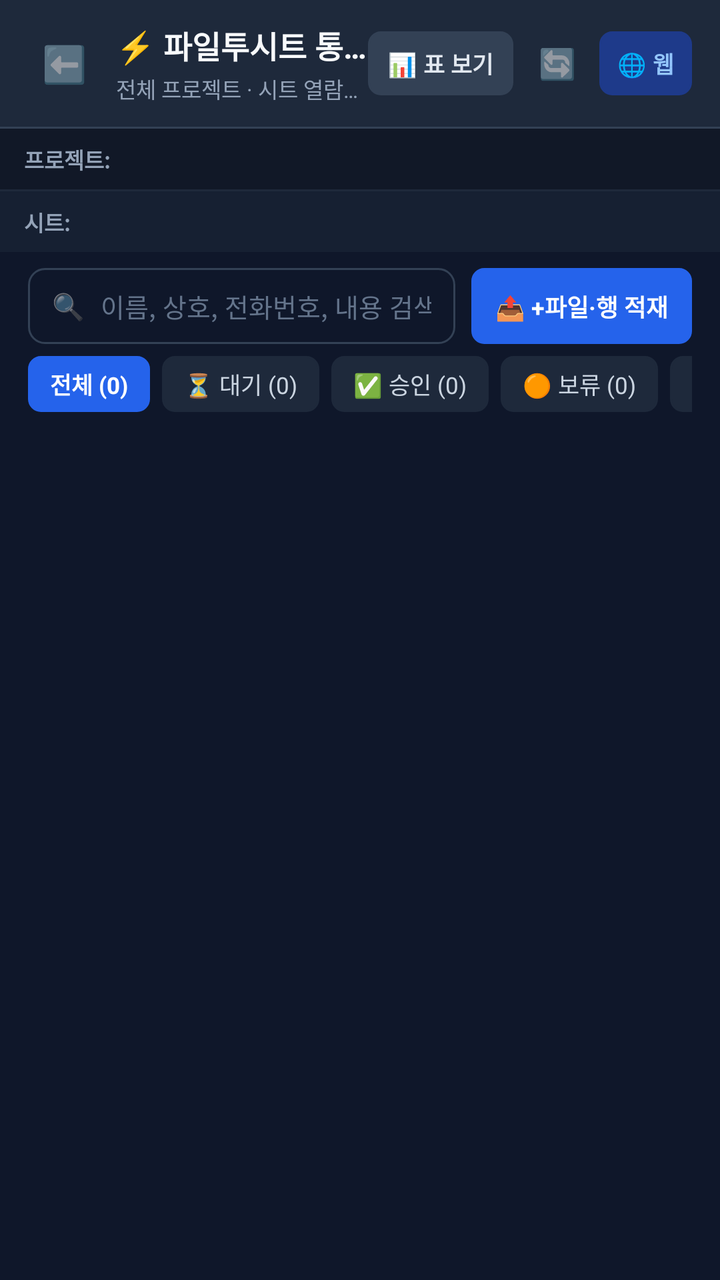
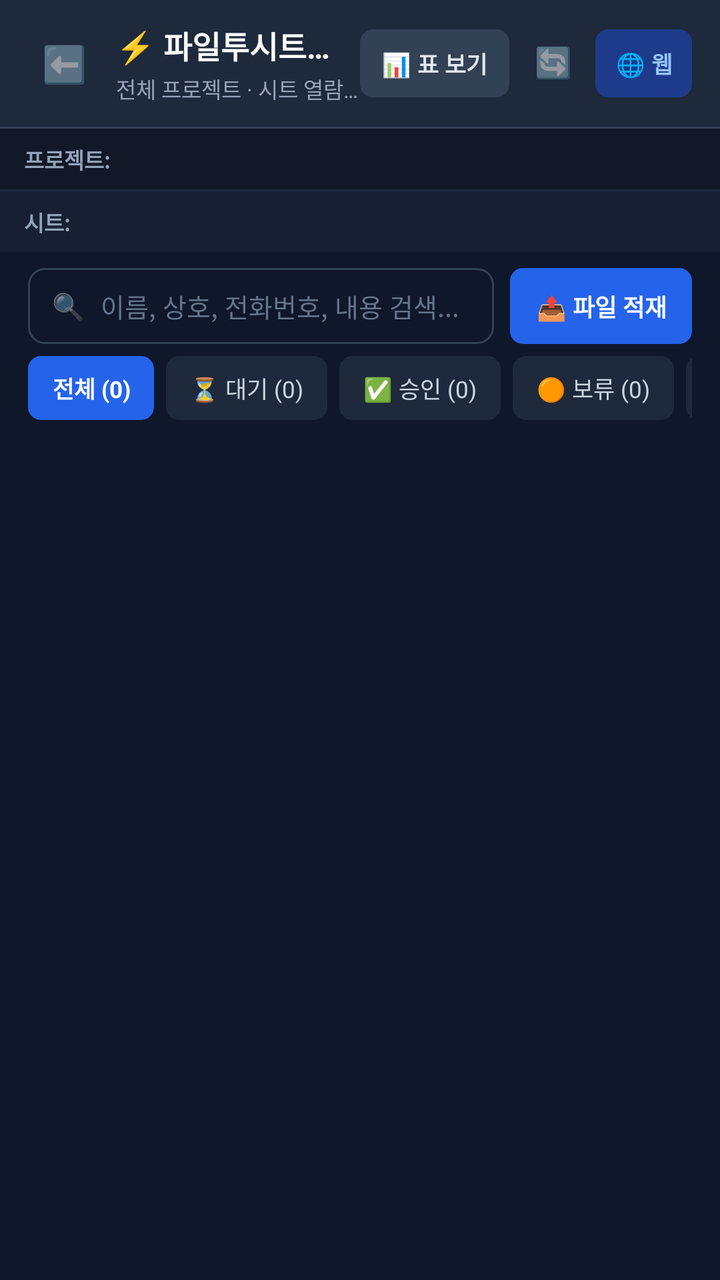

Screens rendered from an Android XML layout before and after an edit, with the pre-edit source and the edit as a unified diff.
<!-- AndroidManifest.xml: activity theme Theme.SheetBotDepositAgent -->
<!-- res/layout/activity_fts_sheet_viewer.xml -->
<?xml version="1.0" encoding="utf-8"?>
<LinearLayout xmlns:android="http://schemas.android.com/apk/res/android"
    android:layout_width="match_parent"
    android:layout_height="match_parent"
    android:orientation="vertical"
    android:background="#0F172A">

    
    <LinearLayout
        android:layout_width="match_parent"
        android:layout_height="wrap_content"
        android:orientation="horizontal"
        android:gravity="center_vertical"
        android:paddingHorizontal="14dp"
        android:paddingVertical="11dp"
        android:background="#1E293B">

        <TextView
            android:id="@+id/btnBack"
            android:layout_width="36dp"
            android:layout_height="36dp"
            android:gravity="center"
            android:text="⬅️"
            android:textSize="18sp"
            android:background="?attr/selectableItemBackgroundBorderless"
            android:clickable="true"
            android:focusable="true" />

        <LinearLayout
            android:layout_width="0dp"
            android:layout_height="wrap_content"
            android:layout_weight="1"
            android:layout_marginStart="8dp"
            android:orientation="vertical">

            <TextView
                android:id="@+id/tvViewerTitle"
                android:layout_width="wrap_content"
                android:layout_height="wrap_content"
                android:text="⚡ 파일투시트 통합 워크스페이스"
                android:textColor="#F8FAFC"
                android:textSize="15.5sp"
                android:textStyle="bold"
                android:singleLine="true"
                android:ellipsize="end" />

            <TextView
                android:id="@+id/tvViewerSubtitle"
                android:layout_width="wrap_content"
                android:layout_height="wrap_content"
                android:layout_marginTop="2dp"
                android:text="전체 프로젝트 · 시트 열람 · 결재 · 파일 AI 적재"
                android:textColor="#94A3B8"
                android:textSize="11sp"
                android:singleLine="true"
                android:ellipsize="end" />
        </LinearLayout>

        
        <TextView
            android:id="@+id/btnToggleViewMode"
            android:layout_width="wrap_content"
            android:layout_height="32dp"
            android:gravity="center"
            android:paddingHorizontal="10dp"
            android:text="📊 표 보기"
            android:textColor="#E2E8F0"
            android:textSize="11.5sp"
            android:textStyle="bold"
            android:background="@drawable/bg_badge_version"
            android:backgroundTint="#334155"
            android:clickable="true"
            android:focusable="true" />

        
        <TextView
            android:id="@+id/btnRefreshSheet"
            android:layout_width="34dp"
            android:layout_height="34dp"
            android:layout_marginStart="5dp"
            android:gravity="center"
            android:text="🔄"
            android:textSize="15sp"
            android:background="?attr/selectableItemBackgroundBorderless"
            android:clickable="true"
            android:focusable="true" />

        
        <TextView
            android:id="@+id/btnOpenFtsWeb"
            android:layout_width="wrap_content"
            android:layout_height="32dp"
            android:layout_marginStart="4dp"
            android:gravity="center"
            android:paddingHorizontal="9dp"
            android:text="🌐 웹"
            android:textColor="#93C5FD"
            android:textSize="11.5sp"
            android:textStyle="bold"
            android:background="@drawable/bg_badge_version"
            android:backgroundTint="#1E3A8A"
            android:clickable="true"
            android:focusable="true" />
    </LinearLayout>

    <View
        android:layout_width="match_parent"
        android:layout_height="1dp"
        android:background="#334155" />

    
    <LinearLayout
        android:layout_width="match_parent"
        android:layout_height="wrap_content"
        android:orientation="horizontal"
        android:gravity="center_vertical"
        android:background="#111827"
        android:paddingStart="12dp"
        android:paddingEnd="8dp"
        android:paddingVertical="7dp">

        <TextView
            android:layout_width="wrap_content"
            android:layout_height="wrap_content"
            android:text="프로젝트:"
            android:textColor="#94A3B8"
            android:textSize="11sp"
            android:textStyle="bold"
            android:layout_marginEnd="8dp" />

        <HorizontalScrollView
            android:id="@+id/scrollProjectTabs"
            android:layout_width="0dp"
            android:layout_height="wrap_content"
            android:layout_weight="1"
            android:scrollbars="none">

            <LinearLayout
                android:id="@+id/layoutProjectTabs"
                android:layout_width="wrap_content"
                android:layout_height="wrap_content"
                android:orientation="horizontal"
                android:gravity="center_vertical" />
        </HorizontalScrollView>
    </LinearLayout>

    <View
        android:layout_width="match_parent"
        android:layout_height="1dp"
        android:background="#1E293B" />

    
    <LinearLayout
        android:layout_width="match_parent"
        android:layout_height="wrap_content"
        android:orientation="horizontal"
        android:gravity="center_vertical"
        android:background="#162032"
        android:paddingStart="12dp"
        android:paddingEnd="8dp"
        android:paddingVertical="7dp">

        <TextView
            android:layout_width="wrap_content"
            android:layout_height="wrap_content"
            android:text="시트:"
            android:textColor="#94A3B8"
            android:textSize="11sp"
            android:textStyle="bold"
            android:layout_marginEnd="8dp" />

        <HorizontalScrollView
            android:id="@+id/scrollSheetTabs"
            android:layout_width="0dp"
            android:layout_height="wrap_content"
            android:layout_weight="1"
            android:scrollbars="none">

            <LinearLayout
                android:id="@+id/layoutSheetTabs"
                android:layout_width="wrap_content"
                android:layout_height="wrap_content"
                android:orientation="horizontal"
                android:gravity="center_vertical" />
        </HorizontalScrollView>
    </LinearLayout>

    
    <LinearLayout
        android:layout_width="match_parent"
        android:layout_height="wrap_content"
        android:orientation="horizontal"
        android:gravity="center_vertical"
        android:paddingHorizontal="14dp"
        android:paddingTop="8dp"
        android:paddingBottom="6dp"
        android:background="#0F172A">

        <LinearLayout
            android:layout_width="0dp"
            android:layout_height="38dp"
            android:layout_weight="1"
            android:orientation="horizontal"
            android:gravity="center_vertical"
            android:paddingHorizontal="12dp"
            android:background="@drawable/bg_input_field">

            <TextView
                android:layout_width="wrap_content"
                android:layout_height="wrap_content"
                android:text="🔍"
                android:textSize="13sp"
                android:layout_marginEnd="8dp" />

            <EditText
                android:id="@+id/etSearchRows"
                android:layout_width="0dp"
                android:layout_height="match_parent"
                android:layout_weight="1"
                android:background="@null"
                android:hint="이름, 상호, 전화번호, 내용 검색..."
                android:textColor="#F8FAFC"
                android:textColorHint="#64748B"
                android:textSize="13sp"
                android:singleLine="true"
                android:imeOptions="actionSearch" />

            <TextView
                android:id="@+id/btnClearSearch"
                android:layout_width="26dp"
                android:layout_height="26dp"
                android:gravity="center"
                android:text="✕"
                android:textColor="#94A3B8"
                android:textSize="13sp"
                android:visibility="gone" />
        </LinearLayout>

        
        <TextView
            android:id="@+id/btnUploadToCurrentSheet"
            android:layout_width="wrap_content"
            android:layout_height="38dp"
            android:layout_marginStart="8dp"
            android:gravity="center"
            android:paddingHorizontal="12dp"
            android:text="📤 +파일·행 적재"
            android:textColor="#FFFFFF"
            android:textSize="12sp"
            android:textStyle="bold"
            android:background="@drawable/bg_badge_version"
            android:backgroundTint="#2563EB"
            android:clickable="true"
            android:focusable="true" />
    </LinearLayout>

    
    <HorizontalScrollView
        android:layout_width="match_parent"
        android:layout_height="wrap_content"
        android:paddingHorizontal="14dp"
        android:paddingBottom="8dp"
        android:scrollbars="none">

        <LinearLayout
            android:id="@+id/layoutApprovalFilters"
            android:layout_width="wrap_content"
            android:layout_height="wrap_content"
            android:orientation="horizontal"
            android:gravity="center_vertical">

            <TextView
                android:id="@+id/chipFilterAll"
                android:layout_width="wrap_content"
                android:layout_height="28dp"
                android:gravity="center"
                android:paddingHorizontal="11dp"
                android:layout_marginEnd="6dp"
                android:text="전체 (0)"
                android:textColor="#FFFFFF"
                android:textSize="11.5sp"
                android:textStyle="bold"
                android:background="@drawable/bg_badge_version"
                android:backgroundTint="#2563EB" />

            <TextView
                android:id="@+id/chipFilterPending"
                android:layout_width="wrap_content"
                android:layout_height="28dp"
                android:gravity="center"
                android:paddingHorizontal="11dp"
                android:layout_marginEnd="6dp"
                android:text="⏳ 대기 (0)"
                android:textColor="#CBD5E1"
                android:textSize="11.5sp"
                android:background="@drawable/bg_badge_version"
                android:backgroundTint="#1E293B" />

            <TextView
                android:id="@+id/chipFilterApproved"
                android:layout_width="wrap_content"
                android:layout_height="28dp"
                android:gravity="center"
                android:paddingHorizontal="11dp"
                android:layout_marginEnd="6dp"
                android:text="✅ 승인 (0)"
                android:textColor="#CBD5E1"
                android:textSize="11.5sp"
                android:background="@drawable/bg_badge_version"
                android:backgroundTint="#1E293B" />

            <TextView
                android:id="@+id/chipFilterHeld"
                android:layout_width="wrap_content"
                android:layout_height="28dp"
                android:gravity="center"
                android:paddingHorizontal="11dp"
                android:layout_marginEnd="6dp"
                android:text="🟠 보류 (0)"
                android:textColor="#CBD5E1"
                android:textSize="11.5sp"
                android:background="@drawable/bg_badge_version"
                android:backgroundTint="#1E293B" />

            <TextView
                android:id="@+id/chipFilterRejected"
                android:layout_width="wrap_content"
                android:layout_height="28dp"
                android:gravity="center"
                android:paddingHorizontal="11dp"
                android:layout_marginEnd="6dp"
                android:text="🚫 반려 (0)"
                android:textColor="#CBD5E1"
                android:textSize="11.5sp"
                android:background="@drawable/bg_badge_version"
                android:backgroundTint="#1E293B" />

            <TextView
                android:id="@+id/tvRowCountBadge"
                android:layout_width="wrap_content"
                android:layout_height="28dp"
                android:gravity="center"
                android:paddingHorizontal="10dp"
                android:text="0건 표시"
                android:textColor="#38BDF8"
                android:textSize="11sp"
                android:textStyle="bold"
                android:background="@drawable/bg_badge_version"
                android:backgroundTint="#0C4A6E" />
        </LinearLayout>
    </HorizontalScrollView>

    
    <LinearLayout
        android:id="@+id/layoutViewerInlineLoading"
        android:layout_width="match_parent"
        android:layout_height="wrap_content"
        android:orientation="vertical"
        android:paddingHorizontal="14dp"
        android:visibility="gone" />

    
    <FrameLayout
        android:layout_width="match_parent"
        android:layout_height="0dp"
        android:layout_weight="1">

        
        <androidx.recyclerview.widget.RecyclerView
            android:id="@+id/rvSheetCards"
            android:layout_width="match_parent"
            android:layout_height="match_parent"
            android:clipToPadding="false"
            android:paddingHorizontal="14dp"
            android:paddingTop="4dp"
            android:paddingBottom="24dp" />

        
        <ScrollView
            android:id="@+id/scrollTableVertical"
            android:layout_width="match_parent"
            android:layout_height="match_parent"
            android:fillViewport="true"
            android:visibility="gone">

            <HorizontalScrollView
                android:layout_width="match_parent"
                android:layout_height="wrap_content"
                android:fillViewport="true">

                <TableLayout
                    android:id="@+id/tableSheetData"
                    android:layout_width="wrap_content"
                    android:layout_height="wrap_content"
                    android:padding="12dp" />
            </HorizontalScrollView>
        </ScrollView>

        
        <LinearLayout
            android:id="@+id/layoutEmptyState"
            android:layout_width="match_parent"
            android:layout_height="match_parent"
            android:orientation="vertical"
            android:gravity="center"
            android:padding="32dp"
            android:visibility="gone">

            <TextView
                android:layout_width="wrap_content"
                android:layout_height="wrap_content"
                android:text="📭"
                android:textSize="40sp" />

            <TextView
                android:id="@+id/tvEmptyTitle"
                android:layout_width="wrap_content"
                android:layout_height="wrap_content"
                android:layout_marginTop="12dp"
                android:text="적재된 데이터가 없습니다."
                android:textColor="#E2E8F0"
                android:textSize="15sp"
                android:textStyle="bold" />

            <TextView
                android:id="@+id/tvEmptySubtitle"
                android:layout_width="wrap_content"
                android:layout_height="wrap_content"
                android:layout_marginTop="6dp"
                android:gravity="center"
                android:text="우측 상단의 [📤 +파일·행 적재] 버튼을 눌러 사진 촬영이나 문서를 등록하면 AI가 시트 컬럼에 맞춰 자동 적재합니다."
                android:textColor="#94A3B8"
                android:textSize="12.5sp" />
        </LinearLayout>
    </FrameLayout>
</LinearLayout>
<!-- resources referenced by this layout -->
<resources>
  <!-- drawable bg_badge_version (drawable) -->
  <?xml version="1.0" encoding="utf-8"?>
  <shape xmlns:android="http://schemas.android.com/apk/res/android"
      android:shape="rectangle">
      <corners android:radius="6dp" />
      <solid android:color="#064E3B" />
      <stroke android:width="1dp" android:color="#059669" />
  </shape>
  <!-- drawable bg_input_field (drawable) -->
  <?xml version="1.0" encoding="utf-8"?>
  <shape xmlns:android="http://schemas.android.com/apk/res/android"
      android:shape="rectangle">
      <corners android:radius="8dp" />
      <solid android:color="#0F172A" />
      <stroke android:width="1dp" android:color="#334155" />
  </shape>
  <style name="Theme.SheetBotDepositAgent" parent="Theme.MaterialComponents.DayNight.NoActionBar">
          <item name="colorPrimary">@color/purple_500</item>
          <item name="colorPrimaryVariant">@color/purple_700</item>
          <item name="colorOnPrimary">@color/white</item>
          <item name="colorSecondary">@color/teal_200</item>
          <item name="colorSecondaryVariant">@color/teal_700</item>
          <item name="colorOnSecondary">@color/black</item>
          <item name="android:statusBarColor">#0F172A</item>
      </style>
  <color name="purple_500">#4F46E5</color>
  <color name="purple_700">#4338CA</color>
  <color name="white">#FFFFFFFF</color>
  <color name="teal_200">#10B981</color>
  <color name="teal_700">#059669</color>
  <color name="black">#000000</color>
</resources>

<!-- the commit's change to res/layout/activity_fts_sheet_viewer.xml (unified diff, before → after) -->
@@ -60,9 +60,12 @@
         <TextView
             android:id="@+id/btnToggleViewMode"
             android:layout_width="wrap_content"
-            android:layout_height="32dp"
-            android:gravity="center"
-            android:paddingHorizontal="10dp"
+            android:layout_height="34dp"
+            android:gravity="center"
+            android:includeFontPadding="false"
+            android:singleLine="true"
+            android:maxLines="1"
+            android:paddingHorizontal="11dp"
             android:text="📊 표 보기"
             android:textColor="#E2E8F0"
             android:textSize="11.5sp"
@@ -79,6 +82,7 @@
             android:layout_height="34dp"
             android:layout_marginStart="5dp"
             android:gravity="center"
+            android:includeFontPadding="false"
             android:text="🔄"
             android:textSize="15sp"
             android:background="?attr/selectableItemBackgroundBorderless"
@@ -89,10 +93,13 @@
         <TextView
             android:id="@+id/btnOpenFtsWeb"
             android:layout_width="wrap_content"
-            android:layout_height="32dp"
+            android:layout_height="34dp"
             android:layout_marginStart="4dp"
             android:gravity="center"
-            android:paddingHorizontal="9dp"
+            android:includeFontPadding="false"
+            android:singleLine="true"
+            android:maxLines="1"
+            android:paddingHorizontal="10dp"
             android:text="🌐 웹"
             android:textColor="#93C5FD"
             android:textSize="11.5sp"
@@ -243,8 +250,11 @@
             android:layout_height="38dp"
             android:layout_marginStart="8dp"
             android:gravity="center"
-            android:paddingHorizontal="12dp"
-            android:text="📤 +파일·행 적재"
+            android:includeFontPadding="false"
+            android:singleLine="true"
+            android:maxLines="1"
+            android:paddingHorizontal="13dp"
+            android:text="📤 파일 적재"
             android:textColor="#FFFFFF"
             android:textSize="12sp"
             android:textStyle="bold"
@@ -272,9 +282,12 @@
             <TextView
                 android:id="@+id/chipFilterAll"
                 android:layout_width="wrap_content"
-                android:layout_height="28dp"
-                android:gravity="center"
-                android:paddingHorizontal="11dp"
+                android:layout_height="32dp"
+                android:gravity="center"
+                android:includeFontPadding="false"
+                android:singleLine="true"
+                android:maxLines="1"
+                android:paddingHorizontal="12dp"
                 android:layout_marginEnd="6dp"
                 android:text="전체 (0)"
                 android:textColor="#FFFFFF"
@@ -286,9 +299,12 @@
             <TextView
                 android:id="@+id/chipFilterPending"
                 android:layout_width="wrap_content"
-                android:layout_height="28dp"
-                android:gravity="center"
-                android:paddingHorizontal="11dp"
+                android:layout_height="32dp"
+                android:gravity="center"
+                android:includeFontPadding="false"
+                android:singleLine="true"
+                android:maxLines="1"
+                android:paddingHorizontal="12dp"
                 android:layout_marginEnd="6dp"
                 android:text="⏳ 대기 (0)"
                 android:textColor="#CBD5E1"
@@ -299,9 +315,12 @@
             <TextView
                 android:id="@+id/chipFilterApproved"
                 android:layout_width="wrap_content"
-                android:layout_height="28dp"
-                android:gravity="center"
-                android:paddingHorizontal="11dp"
+                android:layout_height="32dp"
+                android:gravity="center"
+                android:includeFontPadding="false"
+                android:singleLine="true"
+                android:maxLines="1"
+                android:paddingHorizontal="12dp"
                 android:layout_marginEnd="6dp"
                 android:text="✅ 승인 (0)"
                 android:textColor="#CBD5E1"
@@ -312,9 +331,12 @@
             <TextView
                 android:id="@+id/chipFilterHeld"
                 android:layout_width="wrap_content"
-                android:layout_height="28dp"
-                android:gravity="center"
-                android:paddingHorizontal="11dp"
+                android:layout_height="32dp"
+                android:gravity="center"
+                android:includeFontPadding="false"
+                android:singleLine="true"
+                android:maxLines="1"
+                android:paddingHorizontal="12dp"
                 android:layout_marginEnd="6dp"
                 android:text="🟠 보류 (0)"
                 android:textColor="#CBD5E1"
@@ -325,9 +347,12 @@
             <TextView
                 android:id="@+id/chipFilterRejected"
                 android:layout_width="wrap_content"
-                android:layout_height="28dp"
-                android:gravity="center"
-                android:paddingHorizontal="11dp"
+                android:layout_height="32dp"
+                android:gravity="center"
+                android:includeFontPadding="false"
+                android:singleLine="true"
+                android:maxLines="1"
+                android:paddingHorizontal="12dp"
                 android:layout_marginEnd="6dp"
                 android:text="🚫 반려 (0)"
                 android:textColor="#CBD5E1"
@@ -338,9 +363,12 @@
             <TextView
                 android:id="@+id/tvRowCountBadge"
                 android:layout_width="wrap_content"
-                android:layout_height="28dp"
-                android:gravity="center"
-                android:paddingHorizontal="10dp"
+                android:layout_height="32dp"
+                android:gravity="center"
+                android:includeFontPadding="false"
+                android:singleLine="true"
+                android:maxLines="1"
+                android:paddingHorizontal="11dp"
                 android:text="0건 표시"
                 android:textColor="#38BDF8"
                 android:textSize="11sp"
@@ -428,9 +456,59 @@
                 android:layout_height="wrap_content"
                 android:layout_marginTop="6dp"
                 android:gravity="center"
-                android:text="우측 상단의 [📤 +파일·행 적재] 버튼을 눌러 사진 촬영이나 문서를 등록하면 AI가 시트 컬럼에 맞춰 자동 적재합니다."
+                android:text="우측 상단의 [📤 파일 적재] 버튼을 눌러 사진 촬영이나 문서를 등록하면 AI가 시트 컬럼에 맞춰 자동 적재합니다."
                 android:textColor="#94A3B8"
                 android:textSize="12.5sp" />
         </LinearLayout>
+
+        
+        <LinearLayout
+            android:id="@+id/layoutCenterLoadingOverlay"
+            android:layout_width="match_parent"
+            android:layout_height="match_parent"
+            android:orientation="vertical"
+            android:gravity="center"
+            android:background="#CC0F172A"
+            android:clickable="true"
+            android:focusable="true"
+            android:visibility="gone">
+
+            <LinearLayout
+                android:layout_width="wrap_content"
+                android:layout_height="wrap_content"
+                android:orientation="vertical"
+                android:gravity="center"
+                android:background="@drawable/bg_card_scenario"
+                android:paddingHorizontal="28dp"
+                android:paddingVertical="22dp">
+
+                <ProgressBar
+                    android:layout_width="38dp"
+                    android:layout_height="38dp"
+                    android:indeterminate="true"
+                    android:indeterminateTint="#38BDF8" />
+
+                <TextView
+                    android:id="@+id/tvCenterLoadingTitle"
+                    android:layout_width="wrap_content"
+                    android:layout_height="wrap_content"
+                    android:layout_marginTop="14dp"
+                    android:gravity="center"
+                    android:text="⏳ 데이터를 불러오는 중..."
+                    android:textColor="#F8FAFC"
+                    android:textSize="14sp"
+                    android:textStyle="bold" />
+
+                <TextView
+                    android:id="@+id/tvCenterLoadingSubtitle"
+                    android:layout_width="wrap_content"
+                    android:layout_height="wrap_content"
+                    android:layout_marginTop="5dp"
+                    android:gravity="center"
+                    android:text="선택하신 프로젝트·시트 내역을 가져오고 있습니다."
+                    android:textColor="#94A3B8"
+                    android:textSize="11.5sp" />
+            </LinearLayout>
+        </LinearLayout>
     </FrameLayout>
 </LinearLayout>
<!-- resource entries referenced after the edit -->
@@ -7,6 +7,14 @@
       <corners android:radius="6dp" />
       <solid android:color="#064E3B" />
       <stroke android:width="1dp" android:color="#059669" />
+  </shape>
+  <!-- drawable bg_card_scenario (drawable) -->
+  <?xml version="1.0" encoding="utf-8"?>
+  <shape xmlns:android="http://schemas.android.com/apk/res/android"
+      android:shape="rectangle">
+      <corners android:radius="12dp" />
+      <solid android:color="#1E293B" />
+      <stroke android:width="1dp" android:color="#334155" />
   </shape>
   <!-- drawable bg_input_field (drawable) -->
   <?xml version="1.0" encoding="utf-8"?>
